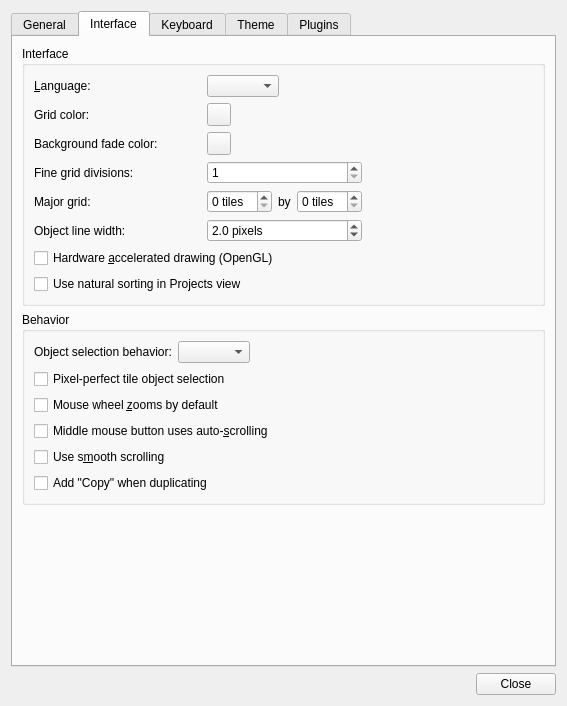
Before: the Qt Designer form src/tiled/preferencesdialog.ui in IoriBranford/tiled, drawn with Qt 5.
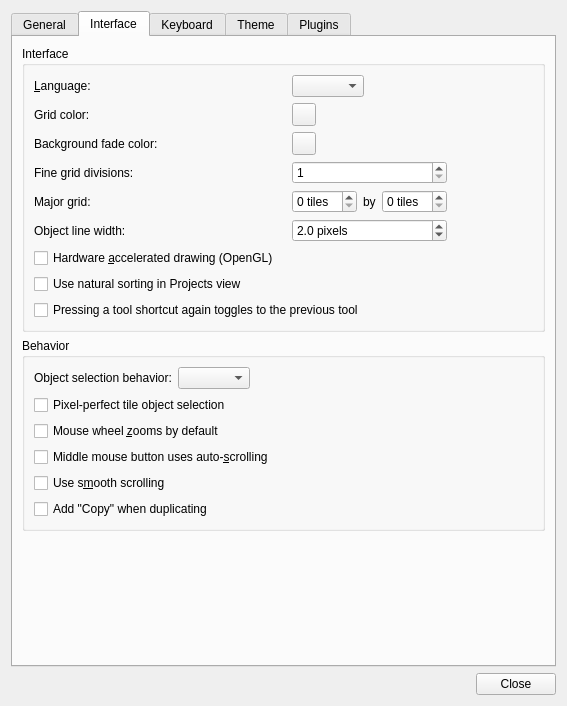
After: the same form once the commit is applied. The open tabs and pages were chosen to show the change. Custom widgets are drawn as their Qt base class.

Commit message:
Add option for repeated shortcuts toggling to previous tool (#4540)
The option is off by default due to the behavior change being surprising
for multiple people.

Patch:
```diff
--- a/src/tiled/preferencesdialog.ui
+++ b/src/tiled/preferencesdialog.ui
@@ -273,6 +273,16 @@
             </property>
            </widget>
           </item>
+          <item row="8" column="0" colspan="2">
+           <widget class="QCheckBox" name="repeatShortcutForPreviousTool">
+            <property name="toolTip">
+             <string>Pressing the shortcut of the currently selected tool changes back to the previously selected tool, rather than keeping the current tool selected.</string>
+            </property>
+            <property name="text">
+             <string>Pressing a tool shortcut again toggles to the previous tool</string>
+            </property>
+           </widget>
+          </item>
           <item row="4" column="1" colspan="2">
            <layout class="QHBoxLayout" name="horizontalLayout_3">
             <item>
```
The commit also changes 5 other files.
